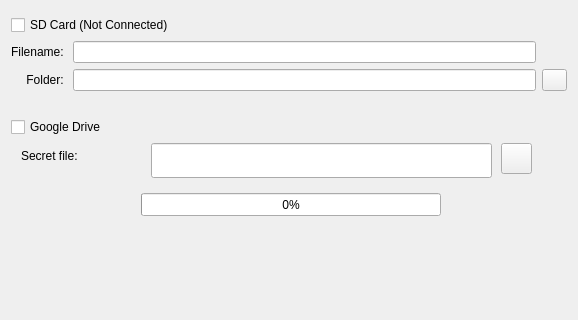
This is Utilities/DataExport/saveLocationDialog.ui in Georgia-Tech-Off-Road/GTORDaata as Qt 5 draws it before an edit; both pictures show x 0 to 578 and y 236 to 556 of the 578 by 644 pixel window. The edited form follows.
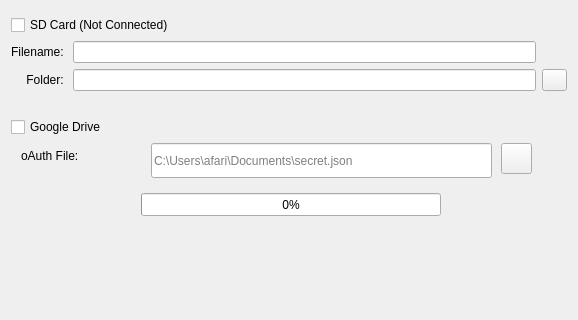
This is the edited form. Icons and pictures are not drawn.

The edit to the form file:
```diff
--- a/Utilities/DataExport/saveLocationDialog.ui
+++ b/Utilities/DataExport/saveLocationDialog.ui
@@ -380,7 +380,7 @@
        </size>
       </property>
       <property name="text">
-       <string>Secret file:</string>
+       <string>oAuth File:</string>
       </property>
      </widget>
      <widget class="QLineEdit" name="lineEdit_secGD">
@@ -398,6 +398,9 @@
         <height>25</height>
        </size>
       </property>
+      <property name="placeholderText">
+       <string>C:\Users\afari\Documents\secret.json</string>
+      </property>
      </widget>
      <widget class="QPushButton" name="pushButton_secGDInfo">
       <property name="geometry">
```
